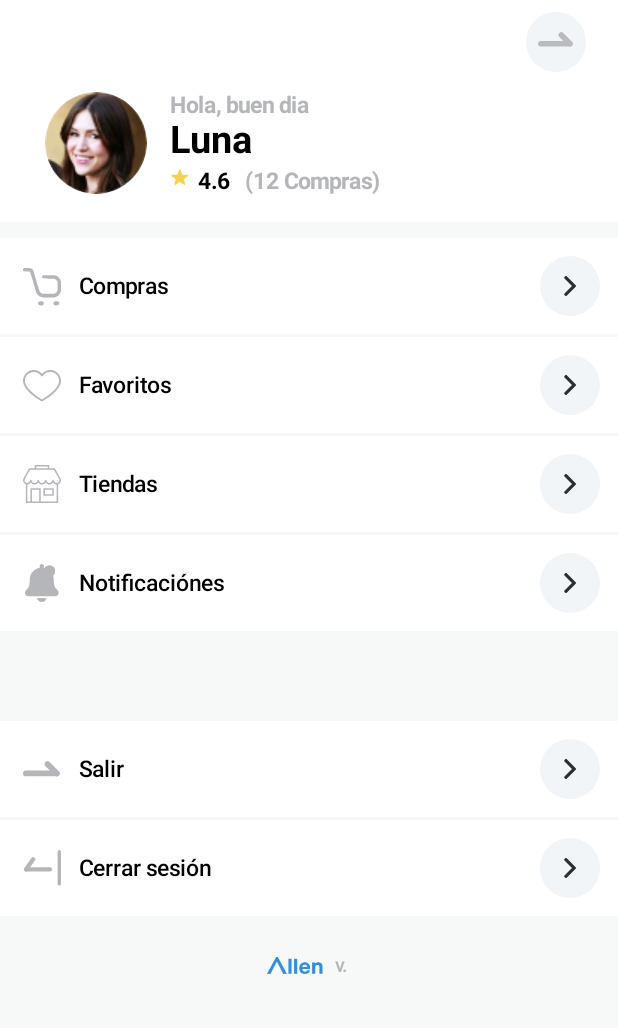
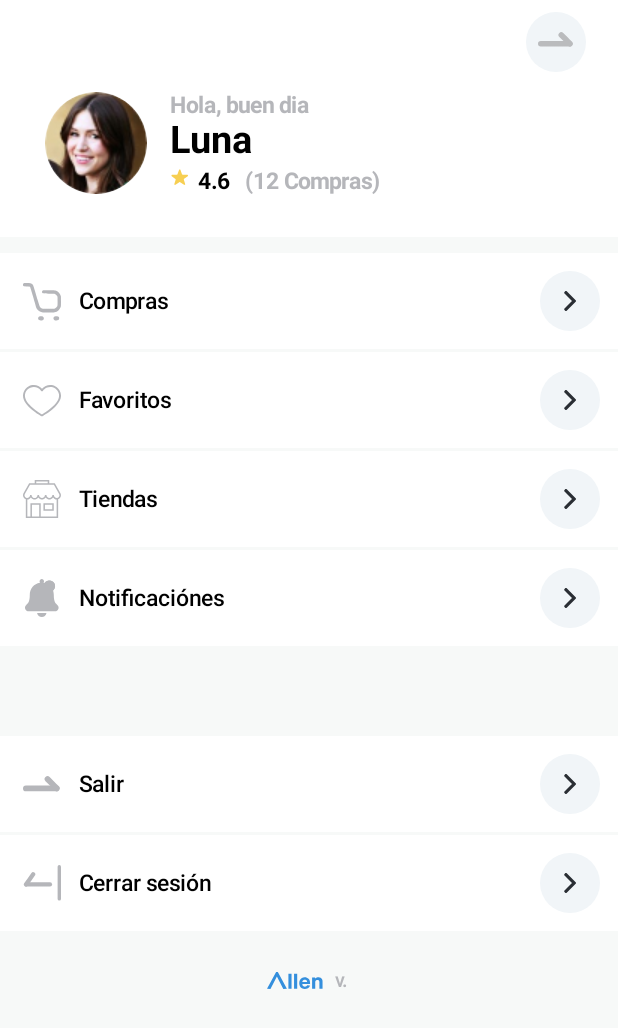
Before and after one commit to baudelioandalon/AllenECommerce, an Android app built with Jetpack Compose: the @Preview function TestDrawer, on a phone screen of 412 x 824 dp. Shown: the top 1028 px of the screen. Run offline under Robolectric (Android 15) with nearby library versions, the phone set to English and light mode, and no system bars; Roboto replaces fonts that are not available here.

```diff
--- a/app/src/main/java/com/boreal/allen/ui/welcome/Drawer.kt
+++ b/app/src/main/java/com/boreal/allen/ui/welcome/Drawer.kt
@@ -138,7 +138,7 @@ fun DrawerHeader(closeClicked: (() -> Unit)? = null) {
         Row(
             modifier = Modifier
                 .background(White)
-                .height(100.dp)
+                .height(110.dp)
                 .padding(top = 13.dp, start = 30.dp)
         ) {
             Card(
```
